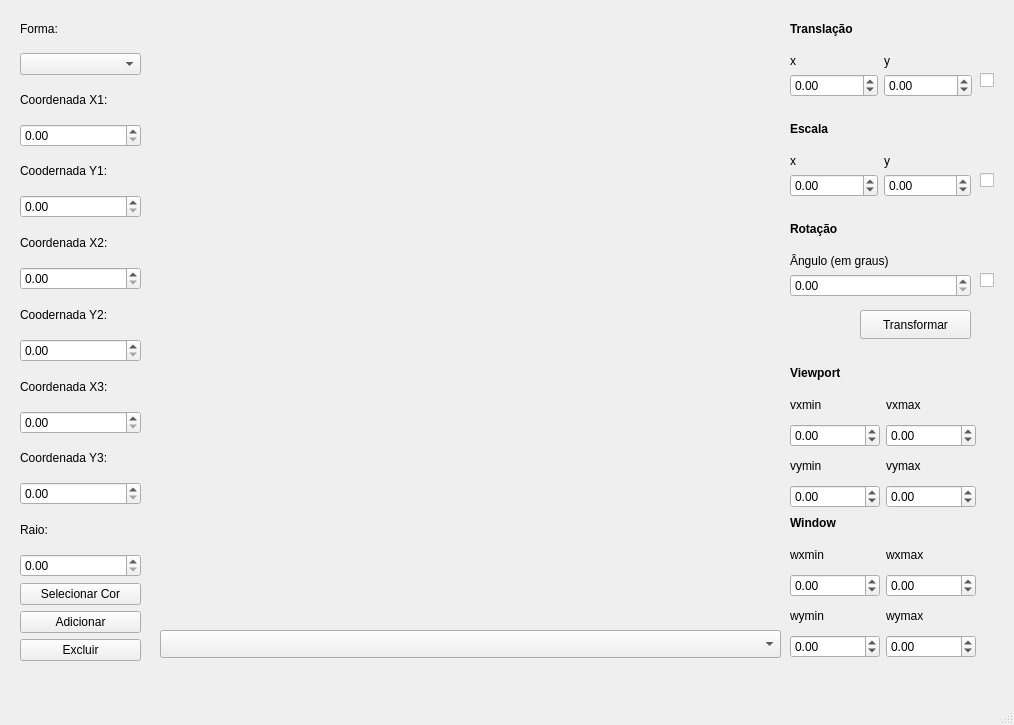
The window that mainwindow.ui (WallaceJunior14/computer-graphics) describes before a commit, drawn with Qt 5.
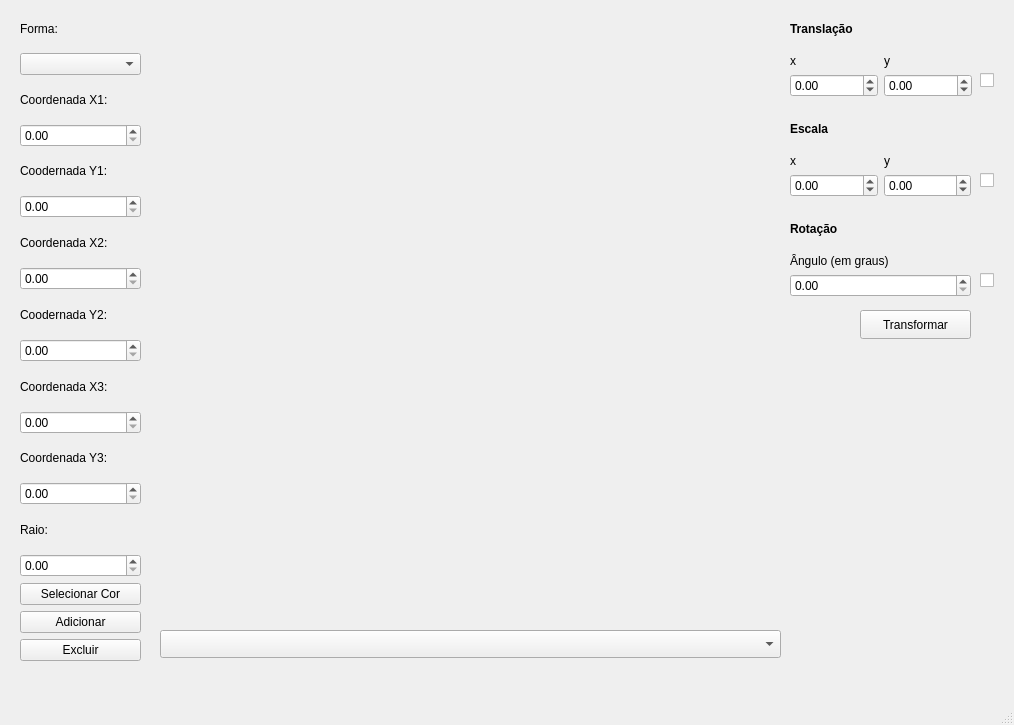
The same window after the commit. Custom widgets are drawn as their Qt base class.

Commit message: Corrige a lógica da window

What changed in the file:
```diff
--- a/mainwindow.ui
+++ b/mainwindow.ui
@@ -408,196 +408,6 @@
      <string/>
     </property>
    </widget>
-   <widget class="QWidget" name="layoutWidget">
-    <property name="geometry">
-     <rect>
-      <x>790</x>
-      <y>510</y>
-      <width>186</width>
-      <height>148</height>
-     </rect>
-    </property>
-    <layout class="QGridLayout" name="gridLayout_4">
-     <item row="1" column="0">
-      <widget class="QLabel" name="lblWMInX">
-       <property name="text">
-        <string>wxmin</string>
-       </property>
-      </widget>
-     </item>
-     <item row="0" column="0">
-      <widget class="QLabel" name="labelWindow">
-       <property name="font">
-        <font>
-         <bold>true</bold>
-        </font>
-       </property>
-       <property name="text">
-        <string>Window</string>
-       </property>
-      </widget>
-     </item>
-     <item row="2" column="0">
-      <widget class="QDoubleSpinBox" name="spinWMinX">
-       <property name="minimum">
-        <double>-600.000000000000000</double>
-       </property>
-       <property name="maximum">
-        <double>600.000000000000000</double>
-       </property>
-      </widget>
-     </item>
-     <item row="1" column="1">
-      <widget class="QLabel" name="label_3">
-       <property name="text">
-        <string>wxmax</string>
-       </property>
-      </widget>
-     </item>
-     <item row="2" column="1">
-      <widget class="QDoubleSpinBox" name="spinWMaxX">
-       <property name="minimum">
-        <double>-600.000000000000000</double>
-       </property>
-       <property name="maximum">
-        <double>600.000000000000000</double>
-       </property>
-      </widget>
-     </item>
-     <item row="6" column="1">
-      <widget class="QDoubleSpinBox" name="spinWMaxY">
-       <property name="minimum">
-        <double>-600.000000000000000</double>
-       </property>
-       <property name="maximum">
-        <double>600.000000000000000</double>
-       </property>
-      </widget>
-     </item>
-     <item row="3" column="1">
-      <widget class="QLabel" name="lblWMaxY">
-       <property name="text">
-        <string>wymax</string>
-       </property>
-      </widget>
-     </item>
-     <item row="3" column="0">
-      <widget class="QLabel" name="lblWMinY">
-       <property name="text">
-        <string>wymin</string>
-       </property>
-      </widget>
-     </item>
-     <item row="6" column="0">
-      <widget class="QDoubleSpinBox" name="spinWMinY">
-       <property name="decimals">
-        <number>2</number>
-       </property>
-       <property name="minimum">
-        <double>-600.000000000000000</double>
-       </property>
-       <property name="maximum">
-        <double>600.000000000000000</double>
-       </property>
-      </widget>
-     </item>
-    </layout>
-   </widget>
-   <widget class="QWidget" name="layoutWidget_4">
-    <property name="geometry">
-     <rect>
-      <x>790</x>
-      <y>360</y>
-      <width>186</width>
-      <height>148</height>
-     </rect>
-    </property>
-    <layout class="QGridLayout" name="gridLayout_5">
-     <item row="1" column="0">
-      <widget class="QLabel" name="lblVMInX">
-       <property name="text">
-        <string>vxmin</string>
-       </property>
-      </widget>
-     </item>
-     <item row="0" column="0">
-      <widget class="QLabel" name="lblTItleViewport">
-       <property name="font">
-        <font>
-         <bold>true</bold>
-        </font>
-       </property>
-       <property name="text">
-        <string>Viewport</string>
-       </property>
-      </widget>
-     </item>
-     <item row="2" column="0">
-      <widget class="QDoubleSpinBox" name="spinVMinX">
-       <property name="minimum">
-        <double>-600.000000000000000</double>
-       </property>
-       <property name="maximum">
-        <double>600.000000000000000</double>
-       </property>
-      </widget>
-     </item>
-     <item row="1" column="1">
-      <widget class="QLabel" name="lblVMaxX">
-       <property name="text">
-        <string>vxmax</string>
-       </property>
-      </widget>
-     </item>
-     <item row="2" column="1">
-      <widget class="QDoubleSpinBox" name="spinVMaxX">
-       <property name="minimum">
-        <double>-600.000000000000000</double>
-       </property>
-       <property name="maximum">
-        <double>600.000000000000000</double>
-       </property>
-      </widget>
-     </item>
-     <item row="6" column="1">
-      <widget class="QDoubleSpinBox" name="spinVMaxY">
-       <property name="minimum">
-        <double>-600.000000000000000</double>
-       </property>
-       <property name="maximum">
-        <double>600.000000000000000</double>
-       </property>
-      </widget>
-     </item>
-     <item row="3" column="1">
-      <widget class="QLabel" name="lblVMaxY">
-       <property name="text">
-        <string>vymax</string>
-       </property>
-      </widget>
-     </item>
-     <item row="3" column="0">
-      <widget class="QLabel" name="lblVMinY">
-       <property name="text">
-        <string>vymin</string>
-       </property>
-      </widget>
-     </item>
-     <item row="6" column="0">
-      <widget class="QDoubleSpinBox" name="spinVMinY">
-       <property name="decimals">
-        <number>2</number>
-       </property>
-       <property name="minimum">
-        <double>-600.000000000000000</double>
-       </property>
-       <property name="maximum">
-        <double>600.000000000000000</double>
-       </property>
-      </widget>
-     </item>
-    </layout>
-   </widget>
   </widget>
   <widget class="QMenuBar" name="menubar">
    <property name="geometry">
```
The commit also changes 5 other files.
